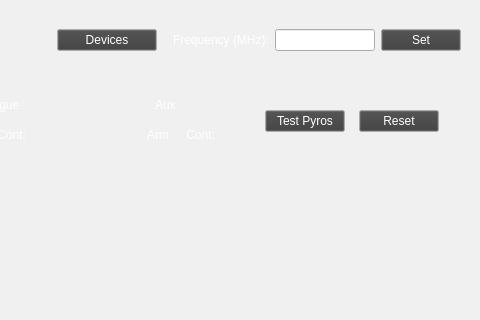
First picture: the form in mainwindow.ui, repository PSP-High-Altitude/GroundStation, before the edit; both pictures show x 744 to 1224 and y 0 to 320 of the 1224 by 634 pixel window.
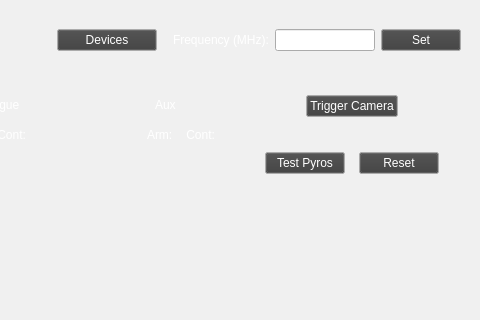
Second picture: the form after the edit. Icons and pictures are not drawn.

Commit message: Update to include camera trigger button

The edit to the form file:
```diff
--- a/mainwindow.ui
+++ b/mainwindow.ui
@@ -1565,7 +1565,7 @@
          </layout>
         </item>
         <item>
-         <layout class="QVBoxLayout" name="layout_altitude" stretch="0,5,0">
+         <layout class="QVBoxLayout" name="layout_altitude" stretch="0,0,5,0">
           <property name="spacing">
            <number>0</number>
           </property>
@@ -1575,6 +1575,49 @@
           <property name="rightMargin">
            <number>10</number>
           </property>
+          <item>
+           <layout class="QHBoxLayout" name="horizontalLayout_9">
+            <property name="topMargin">
+             <number>10</number>
+            </property>
+            <property name="bottomMargin">
+             <number>10</number>
+            </property>
+            <item>
+             <spacer name="horizontalSpacer_22">
+              <property name="orientation">
+               <enum>Qt::Orientation::Horizontal</enum>
+              </property>
+              <property name="sizeHint" stdset="0">
+               <size>
+                <width>40</width>
+                <height>20</height>
+               </size>
+              </property>
+             </spacer>
+            </item>
+            <item>
+             <widget class="QPushButton" name="trigger_camera">
+              <property name="text">
+               <string>Trigger Camera</string>
+              </property>
+             </widget>
+            </item>
+            <item>
+             <spacer name="horizontalSpacer_23">
+              <property name="orientation">
+               <enum>Qt::Orientation::Horizontal</enum>
+              </property>
+              <property name="sizeHint" stdset="0">
+               <size>
+                <width>40</width>
+                <height>20</height>
+               </size>
+              </property>
+             </spacer>
+            </item>
+           </layout>
+          </item>
           <item>
            <layout class="QHBoxLayout" name="horizontalLayout_8">
             <property name="topMargin">
```
The commit also changes 4 other files.
